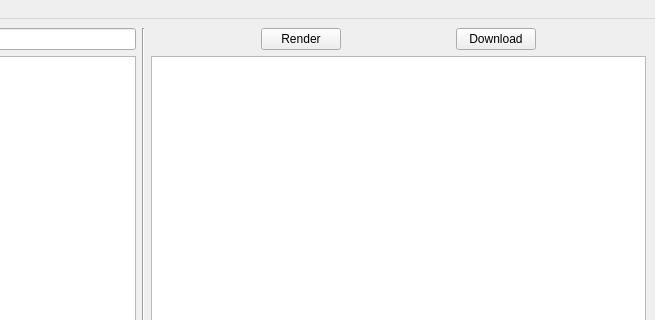
This is resources/ui/main_window.ui in calemolech/lithophanes as Qt 5 draws it before an edit; both pictures show x 369 to 1024 and y 0 to 320 of the 1024 by 768 pixel window. The edited form follows.
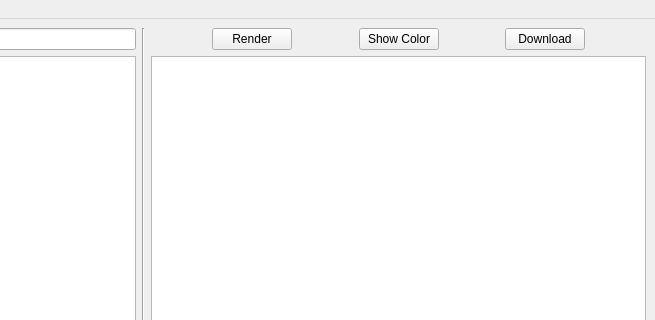
This is the edited form.

Commit message: Update UI (Icon, Tab Order, Refactor variable name)

Diff of the .ui file:
```diff
--- a/resources/ui/main_window.ui
+++ b/resources/ui/main_window.ui
@@ -87,14 +87,14 @@
               </property>
              </widget>
             </item>
-            <item row="0" column="3">
+            <item row="0" column="5">
              <widget class="QPushButton" name="downloadButton">
               <property name="text">
                <string>Download</string>
               </property>
              </widget>
             </item>
-            <item row="0" column="4">
+            <item row="0" column="6">
              <spacer name="horizontalSpacer_3">
               <property name="orientation">
                <enum>Qt::Horizontal</enum>
@@ -107,6 +107,26 @@
               </property>
              </spacer>
             </item>
+            <item row="0" column="3">
+             <widget class="QPushButton" name="showColordButton">
+              <property name="text">
+               <string>Show Color</string>
+              </property>
+             </widget>
+            </item>
+            <item row="0" column="4">
+             <spacer name="horizontalSpacer_5">
+              <property name="orientation">
+               <enum>Qt::Horizontal</enum>
+              </property>
+              <property name="sizeHint" stdset="0">
+               <size>
+                <width>40</width>
+                <height>20</height>
+               </size>
+              </property>
+             </spacer>
+            </item>
            </layout>
           </item>
           <item>
```
Left out of the diff: 24 changed lines with no effect on the pictures. The commit also changes 2 other files.
